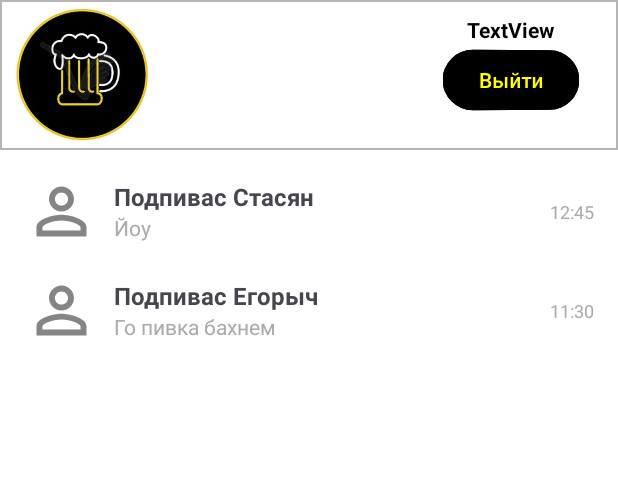
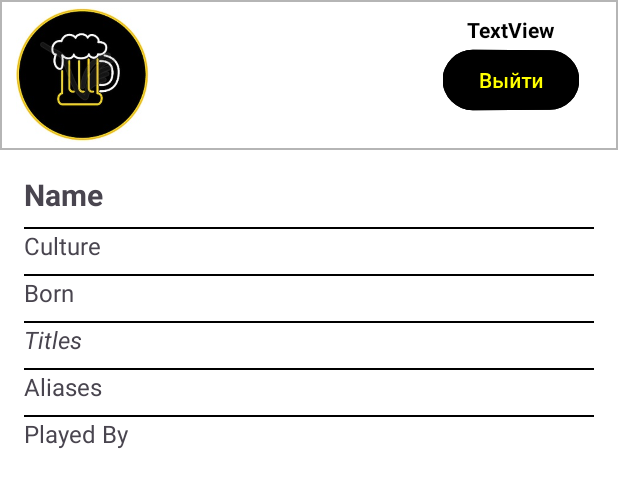
Before and after one commit to Frossstik/Pivco_Fragments, an Android app: the layout fragment_home.xml on its own in the app's theme, with its tools: preview values and no code run, on a phone screen of 412 x 824 dp. Shown: the top 488 px of the screen. Run offline under Robolectric (Android 15) with nearby library versions, the phone set to English and light mode, and no system bars.

```diff
--- a/app/src/main/AndroidManifest.xml
+++ b/app/src/main/AndroidManifest.xml
@@ -23,4 +23,5 @@
         </activity>
     </application>
 
+    <uses-permission android:name="android.permission.INTERNET" />
 </manifest>
--- a/app/src/main/java/com/example/pivco_fragments/MainActivity.kt
+++ b/app/src/main/java/com/example/pivco_fragments/MainActivity.kt
@@ -1,12 +1,8 @@
 package com.example.pivco_fragments
 
 import android.os.Bundle
-import androidx.activity.enableEdgeToEdge
 import androidx.appcompat.app.AppCompatActivity
-import androidx.core.view.ViewCompat
-import androidx.core.view.WindowInsetsCompat
-import androidx.fragment.app.Fragment
-import androidx.navigation.fragment.NavHostFragment
+import com.example.pivco_fragments.Models.Person
 import com.example.pivco_fragments.databinding.ActivityMainBinding
 
 class MainActivity : AppCompatActivity() {
--- a/app/src/main/res/layout/fragment_home.xml
+++ b/app/src/main/res/layout/fragment_home.xml
@@ -6,9 +6,8 @@
     android:layout_width="match_parent"
     android:layout_height="match_parent"
     android:background="@color/white"
-    tools:context=".HomeFragment">
+    tools:context=".Fragments.HomeFragment">
 
-    <!-- Заголовок экрана -->
     <FrameLayout
         android:id="@+id/frameHeaderLayout"
         android:layout_width="0dp"
@@ -31,8 +30,8 @@
             android:layout_width="wrap_content"
             android:layout_height="wrap_content"
             android:layout_gravity="right"
+            android:layout_marginVertical="10dp"
             android:layout_marginEnd="25dp"
-            android:layout_marginVertical="10dp"
             android:orientation="vertical">
 
             <TextView
@@ -49,127 +48,25 @@
                 android:layout_width="wrap_content"
                 android:layout_height="wrap_content"
                 android:layout_gravity="right"
-                android:textColor="@color/yellow"
+                android:backgroundTint="@android:color/black"
                 android:rotationY="4"
-                android:backgroundTint="@android:color/black"
-                android:text="Выйти" />
+                android:text="Выйти"
+                android:textColor="@color/yellow" />
         </LinearLayout>
 
 
     </FrameLayout>
 
-    <!-- Первый элемент чата в FrameLayout -->
-    <FrameLayout
-        android:id="@+id/chat_1"
+    <androidx.recyclerview.widget.RecyclerView
+        android:id="@+id/userList"
+        android:clipToPadding="false"
         android:layout_width="match_parent"
-        android:layout_height="wrap_content"
-        android:layout_margin
-            ="16dp"
+        android:layout_height="0dp"
+        android:paddingTop="0dp"
+        app:layoutManager="androidx.recyclerview.widget.LinearLayoutManager"
+        app:layout_constraintEnd_toEndOf="parent"
+        app:layout_constraintStart_toStartOf="parent"
         app:layout_constraintTop_toBottomOf="@+id/frameHeaderLayout"
-        app:layout_constraintStart_toStartOf="parent"
-        app:layout_constraintEnd_toEndOf="parent">
-
-        <!-- Профиль пользователя -->
-        <ImageView
-            android:id="@+id/profile_image_1"
-            android:layout_width="50dp"
-            android:layout_height="50dp"
-            android:src="@drawable/ic_person"
-            android:layout_marginEnd="8dp"
-
-            android:layout_gravity="start|center_vertical" />
-
-        <!-- Имя пользователя и последнее сообщение -->
-        <LinearLayout
-            android:layout_width="wrap_content"
-            android:layout_height="wrap_content"
-            android:orientation="vertical"
-            android:layout_gravity="center_vertical"
-            android:layout_marginStart="60dp"
-            android:layout_marginEnd="60dp">
-
-            <TextView
-                android:id="@+id/sender_name_1"
-                android:layout_width="wrap_content"
-                android:layout_height="wrap_content"
-                android:text="Подпивас Стасян"
-                android:textStyle="bold"
-                android:textSize="16sp" />
-
-            <TextView
-                android:id="@+id/last_message_1"
-                android:layout_width="wrap_content"
-                android:layout_height="wrap_content"
-                android:text="Йоу"
-                android:textSize="14sp"
-                android:textColor="@android:color/darker_gray" />
-        </LinearLayout>
-
-        <!-- Время сообщения -->
-        <TextView
-            android:id="@+id/message_time_1"
-            android:layout_width="wrap_content"
-            android:layout_height="wrap_content"
-            android:text="12:45"
-            android:textSize="12sp"
-            android:textColor="@android:color/darker_gray"
-            android:layout_gravity="end|center_vertical" />
-    </FrameLayout>
-
-    <!-- Второй элемент чата в FrameLayout -->
-    <FrameLayout
-        android:id="@+id/chat_2"
-        android:layout_width="match_parent"
-        android:layout_height="wrap_content"
-        android:layout_margin="16dp"
-        app:layout_constraintTop_toBottomOf="@id/chat_1"
-        app:layout_constraintStart_toStartOf="parent"
-        app:layout_constraintEnd_toEndOf="parent">
-
-        <!-- Профиль пользователя -->
-        <ImageView
-            android:id="@+id/profile_image_2"
-            android:layout_width="50dp"
-            android:layout_height="50dp"
-            android:src="@drawable/ic_person"
-            android:layout_marginEnd="8dp"
-            android:layout_gravity="start|center_vertical" />
-
-        <!-- Имя пользователя и последнее сообщение -->
-        <LinearLayout
-            android:layout_width="wrap_content"
-            android:layout_height="wrap_content"
-            android:orientation="vertical"
-            android:layout_gravity="center_vertical"
-            android:layout_marginStart="60dp"
-            android:layout_marginEnd="60dp">
-
-            <TextView
-                android:id="@+id/sender_name_2"
-                android:layout_width="wrap_content"
-                android:layout_height="wrap_content"
-                android:text="Подпивас Егорыч"
-                android:textStyle="bold"
-                android:textSize="16sp" />
-
-            <TextView
-                android:id="@+id/last_message_2"
-                android:layout_width="wrap_content"
-                android:layout_height="wrap_content"
-                android:text="Го пивка бахнем"
-                android:textSize="14sp"
-                android:textColor="@android:color/darker_gray" />
-        </LinearLayout>
-
-        <!-- Время сообщения -->
-        <TextView
-            android:id="@+id/message_time_2"
-            android:layout_width="wrap_content"
-            android:layout_height="wrap_content"
-            android:text="11:30"
-            android:textSize="12sp"
-            android:textColor="@android:color/darker_gray"
-            android:layout_gravity="end|center_vertical" />
-    </FrameLayout>
+        tools:listitem="@layout/list_characters" />
 
 </androidx.constraintlayout.widget.ConstraintLayout>
--- a/app/src/main/res/layout/fragment_login.xml
+++ b/app/src/main/res/layout/fragment_login.xml
@@ -6,7 +6,7 @@
     android:layout_width="match_parent"
     android:layout_height="match_parent"
     android:background="@color/white"
-    tools:context=".LoginFragment">
+    tools:context=".Fragments.LoginFragment">
 
     <Button
         android:id="@+id/buttonEnter"
--- a/app/src/main/res/layout/fragment_onboard.xml
+++ b/app/src/main/res/layout/fragment_onboard.xml
@@ -6,7 +6,7 @@
     android:layout_width="match_parent"
     android:layout_height="match_parent"
     android:background="@color/white"
-    tools:context=".OnboardFragment">
+    tools:context=".Fragments.OnboardFragment">
 
     <ImageView
         android:id="@+id/imageView"
--- a/app/src/main/res/layout/fragment_register.xml
+++ b/app/src/main/res/layout/fragment_register.xml
@@ -6,7 +6,7 @@
     android:layout_width="match_parent"
     android:layout_height="match_parent"
     android:background="@color/white"
-    tools:context=".RegisterFragment">
+    tools:context=".Fragments.RegisterFragment">
 
     <Button
         android:id="@+id/buttonEnter"
--- /dev/null
+++ b/app/src/main/res/layout/list_characters.xml
@@ -0,0 +1,127 @@
+<?xml version="1.0" encoding="utf-8"?>
+<androidx.constraintlayout.widget.ConstraintLayout xmlns:android="http://schemas.android.com/apk/res/android"
+    xmlns:app="http://schemas.android.com/apk/res-auto"
+    xmlns:tools="http://schemas.android.com/tools"
+    android:layout_width="match_parent"
+    android:layout_height="match_parent"
+    android:padding="16dp">
+
+    <!-- Name -->
+    <TextView
+        android:id="@+id/name"
+        android:layout_width="0dp"
+        android:layout_height="wrap_content"
+        android:text="Name"
+        android:textSize="20sp"
+        android:textStyle="bold"
+        app:layout_constraintTop_toTopOf="parent"
+        app:layout_constraintStart_toStartOf="parent"
+        app:layout_constraintEnd_toEndOf="parent" />
+
+    <View
+        android:id="@+id/divider1"
+        android:layout_width="0dp"
+        android:layout_height="1dp"
+        android:background="@color/black"
+        app:layout_constraintTop_toBottomOf="@id/name"
+        app:layout_constraintStart_toStartOf="parent"
+        app:layout_constraintEnd_toEndOf="parent"
+        android:layout_marginTop="8dp" />
+
+    <!-- Culture -->
+    <TextView
+        android:id="@+id/culture"
+        android:layout_width="0dp"
+        android:layout_height="wrap_content"
+        android:text="Culture"
+        android:textSize="16sp"
+        app:layout_constraintTop_toBottomOf="@id/divider1"
+        app:layout_constraintStart_toStartOf="parent"
+        app:layout_constraintEnd_toEndOf="parent" />
+
+    <View
+        android:id="@+id/divider2"
+        android:layout_width="0dp"
+        android:layout_height="1dp"
+        android:background="@color/black"
+        app:layout_constraintTop_toBottomOf="@id/culture"
+        app:layout_constraintStart_toStartOf="parent"
+        app:layout_constraintEnd_toEndOf="parent"
+        android:layout_marginTop="8dp" />
+
+    <!-- Born -->
+    <TextView
+        android:id="@+id/born"
+        android:layout_width="0dp"
+        android:layout_height="wrap_content"
+        android:text="Born"
+        android:textSize="16sp"
+        app:layout_constraintTop_toBottomOf="@id/divider2"
+        app:layout_constraintStart_toStartOf="parent"
+        app:layout_constraintEnd_toEndOf="parent" />
+
+    <View
+        android:id="@+id/divider3"
+        android:layout_width="0dp"
+        android:layout_height="1dp"
+        android:background="@color/black"
+        app:layout_constraintTop_toBottomOf="@id/born"
+        app:layout_constraintStart_toStartOf="parent"
+        app:layout_constraintEnd_toEndOf="parent"
+        android:layout_marginTop="8dp" />
+
+    <!-- Titles -->
+    <TextView
+        android:id="@+id/titles"
+        android:layout_width="0dp"
+        android:layout_height="wrap_content"
+        android:text="Titles"
+        android:textSize="16sp"
+        android:textStyle="italic"
+        app:layout_constraintTop_toBottomOf="@id/divider3"
+        app:layout_constraintStart_toStartOf="parent"
+        app:layout_constraintEnd_toEndOf="parent" />
+
+    <View
+        android:id="@+id/divider4"
+        android:layout_width="0dp"
+        android:layout_height="1dp"
+        android:background="@color/black"
+        app:layout_constraintTop_toBottomOf="@id/titles"
+        app:layout_constraintStart_toStartOf="parent"
+        app:layout_constraintEnd_toEndOf="parent"
+        android:layout_marginTop="8dp" />
+
+    <!-- Aliases -->
+    <TextView
+        android:id="@+id/aliases"
+        android:layout_width="0dp"
+        android:layout_height="wrap_content"
+        android:text="Aliases"
+        android:textSize="16sp"
+        app:layout_constraintTop_toBottomOf="@id/divider4"
+        app:layout_constraintStart_toStartOf="parent"
+        app:layout_constraintEnd_toEndOf="parent" />
+
+    <View
+        android:id="@+id/divider5"
+        android:layout_width="0dp"
+        android:layout_height="1dp"
+        android:background="@color/black"
+        app:layout_constraintTop_toBottomOf="@id/aliases"
+        app:layout_constraintStart_toStartOf="parent"
+        app:layout_constraintEnd_toEndOf="parent"
+        android:layout_marginTop="8dp" />
+
+    <!-- Played By -->
+    <TextView
+        android:id="@+id/playedBy"
+        android:layout_width="0dp"
+        android:layout_height="wrap_content"
+        android:text="Played By"
+        android:textSize="16sp"
+        app:layout_constraintTop_toBottomOf="@id/divider5"
+        app:layout_constraintStart_toStartOf="parent"
+        app:layout_constraintEnd_toEndOf="parent" />
+
+</androidx.constraintlayout.widget.ConstraintLayout>
--- a/build.gradle.kts
+++ b/build.gradle.kts
@@ -2,6 +2,8 @@
 plugins {
     alias(libs.plugins.android.application) apply false
     alias(libs.plugins.kotlin.android) apply false
+
+    kotlin("plugin.serialization") version "2.1.0"
 }
 
 buildscript {
--- a/gradle/libs.versions.toml
+++ b/gradle/libs.versions.toml
@@ -12,6 +12,7 @@ constraintlayout = "2.1.4"
 annotation = "1.8.2"
 lifecycleLivedataKtx = "2.8.6"
 lifecycleViewmodelKtx = "2.8.6"
+transportRuntime = "4.0.0"
 
 [libraries]
 androidx-core-ktx = { group = "androidx.core", name = "core-ktx", version.ref = "coreKtx" }
@@ -25,6 +26,7 @@ androidx-constraintlayout = { group = "androidx.constraintlayout", name = "const
 androidx-annotation = { group = "androidx.annotation", name = "annotation", version.ref = "annotation" }
 androidx-lifecycle-livedata-ktx = { group = "androidx.lifecycle", name = "lifecycle-livedata-ktx", version.ref = "lifecycleLivedataKtx" }
 androidx-lifecycle-viewmodel-ktx = { group = "androidx.lifecycle", name = "lifecycle-viewmodel-ktx", version.ref = "lifecycleViewmodelKtx" }
+transport-runtime = { group = "com.google.android.datatransport", name = "transport-runtime", version.ref = "transportRuntime" }
 
 [plugins]
 android-application = { id = "com.android.application", version.ref = "agp" }
```
Also changed, not shown: app/build.gradle.kts (+16 -0 lines), app/src/main/java/com/example/pivco_fragments/Fragments/HomeFragment.kt (added, +80 -0 lines), app/src/main/java/com/example/pivco_fragments/Fragments/LoginFragment.kt (added, +54 -0 lines), app/src/main/java/com/example/pivco_fragments/Fragments/OnboardFragment.kt (added, +40 -0 lines), app/src/main/java/com/example/pivco_fragments/Fragments/RegisterFragment.kt (added, +67 -0 lines), app/src/main/java/com/example/pivco_fragments/Ktor/CharactersAdapter.kt (added, +44 -0 lines), app/src/main/java/com/example/pivco_fragments/Ktor/KtorNetwork.kt (added, +73 -0 lines), app/src/main/java/com/example/pivco_fragments/Ktor/KtorNetworkApi.kt (added, +7 -0 lines), app/src/main/java/com/example/pivco_fragments/Models/Character.kt (added, +13 -0 lines), app/src/main/java/com/example/pivco_fragments/Models/Person.kt (added, +9 -0 lines), app/src/main/res/navigation/nav_graph.xml (+8 -4 lines).
